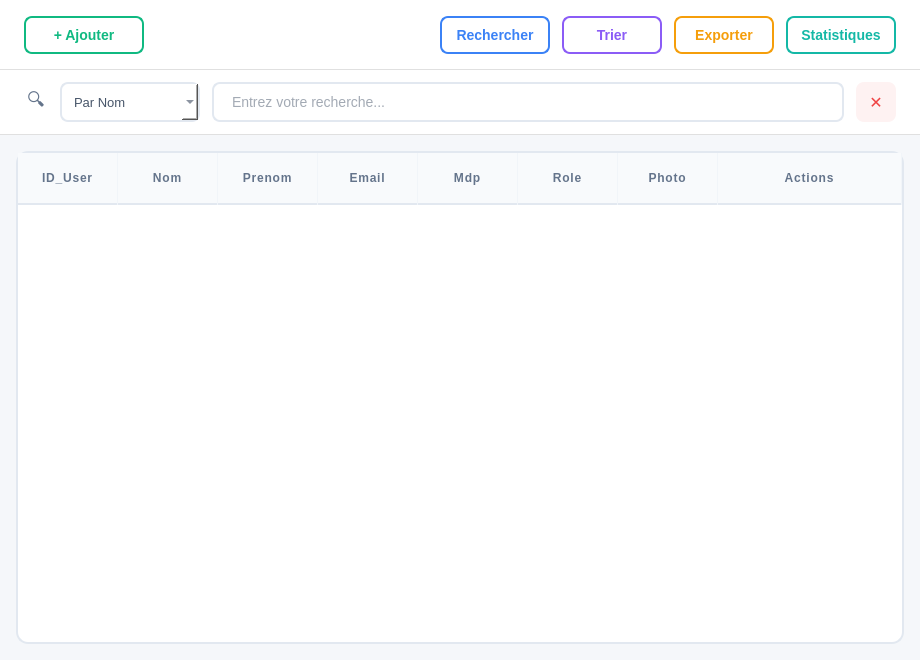
Qt form users.ui (Mohamedrayenouerghui/Smart_Reaseach_Publication_Management) before a commit.
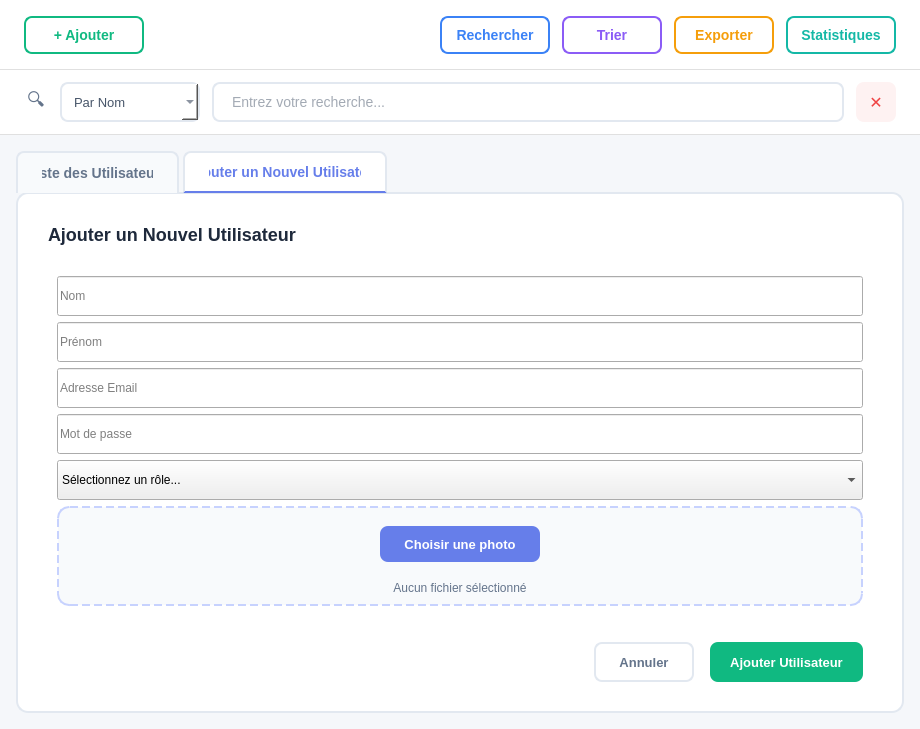
The same form after that commit. The open tabs and pages were chosen to show the change.

Commit message: Add database connection and user management features

Patch:
```diff
--- a/users.ui
+++ b/users.ui
@@ -7,7 +7,7 @@
     <x>0</x>
     <y>0</y>
     <width>920</width>
-    <height>660</height>
+    <height>729</height>
    </rect>
   </property>
   <property name="windowTitle">
@@ -495,9 +495,7 @@
    <item>
     <widget class="QWidget" name="contentArea" native="true">
      <property name="styleSheet">
-      <string notr="true">QWidget#contentArea {
-    background-color: #F5F7FA;
-}</string>
+      <string notr="true">QWidget#contentArea { background-color: #F5F7FA; }</string>
      </property>
      <layout class="QVBoxLayout" name="contentLayout">
       <property name="spacing">
@@ -516,97 +514,395 @@
        <number>16</number>
       </property>
       <item>
-       <widget class="QTableWidget" name="usersTable">
+       <widget class="QTabWidget" name="usersTabWidget">
         <property name="styleSheet">
-         <string notr="true">QTableWidget {
-    background-color: #FFFFFF;
-    border: 1.5px solid #E2E8F0;
-    border-radius: 12px;
-    gridline-color: #F1F5F9;
-    font-family: 'Segoe UI', 'Roboto', sans-serif;
-}
-QTableWidget::item {
-    padding: 14px;
-    border-bottom: 1px solid #F1F5F9;
-    color: #475569;
-    font-size: 13px;
-}
-QTableWidget::item:selected {
-    background-color: #F1F5F9;
-    color: #1E293B;
-}
-QHeaderView::section {
-    background-color: #F8FAFC;
-    color: #64748B;
-    padding: 16px;
-    border: none;
-    border-bottom: 2px solid #E2E8F0;
-    border-right: 1px solid #F1F5F9;
-    font-weight: 600;
-    font-size: 12px;
-    text-transform: uppercase;
-    font-family: 'Segoe UI', 'Roboto', sans-serif;
-    letter-spacing: 0.8px;
-}</string>
+         <string notr="true">QTabWidget::pane { border: 1.5px solid #E2E8F0; border-radius: 12px; background-color: #FFFFFF; top: -1px; }
+   QTabBar::tab { background-color: #F8FAFC; color: #64748B; padding: 12px 24px; border: 1.5px solid #E2E8F0; border-bottom: none; border-top-left-radius: 8px; border-top-right-radius: 8px; font-family: 'Segoe UI', sans-serif; font-size: 14px; font-weight: 600; margin-right: 4px; }
+   QTabBar::tab:selected { background-color: #FFFFFF; color: #667eea; border-bottom: 2px solid #667eea; }
+   QTabBar::tab:hover:!selected { background-color: #EEF2FF; color: #667eea; }</string>
         </property>
-        <property name="editTriggers">
-         <set>QAbstractItemView::EditTrigger::NoEditTriggers</set>
+        <property name="currentIndex">
+         <number>0</number>
         </property>
-        <property name="alternatingRowColors">
-         <bool>true</bool>
-        </property>
-        <property name="selectionMode">
-         <enum>QAbstractItemView::SelectionMode::SingleSelection</enum>
-        </property>
-        <property name="selectionBehavior">
-         <enum>QAbstractItemView::SelectionBehavior::SelectRows</enum>
-        </property>
-        <attribute name="horizontalHeaderStretchLastSection">
-         <bool>true</bool>
-        </attribute>
-        <attribute name="verticalHeaderVisible">
-         <bool>false</bool>
-        </attribute>
-        <column>
-         <property name="text">
-          <string>ID_User</string>
-         </property>
-        </column>
-        <column>
-         <property name="text">
-          <string>Nom</string>
-         </property>
-        </column>
-        <column>
-         <property name="text">
-          <string>Prenom</string>
-         </property>
-        </column>
-        <column>
-         <property name="text">
-          <string>Email</string>
-         </property>
-        </column>
-        <column>
-         <property name="text">
-          <string>Mdp</string>
-         </property>
-        </column>
-        <column>
-         <property name="text">
-          <string>Role</string>
-         </property>
-        </column>
-        <column>
-         <property name="text">
-          <string>Photo</string>
-         </property>
-        </column>
-        <column>
-         <property name="text">
-          <string>Actions</string>
-         </property>
-        </column>
+        <widget class="QWidget" name="listTab">
+         <attribute name="title">
+          <string>Liste des Utilisateurs</string>
+         </attribute>
+         <layout class="QVBoxLayout" name="listTabLayout">
+          <item>
+           <widget class="QTableWidget" name="usersTable">
+            <property name="styleSheet">
+             <string notr="true">QTableWidget { background-color: #FFFFFF; border: none; gridline-color: #F1F5F9; font-family: 'Segoe UI', sans-serif; }
+   QHeaderView::section { background-color: #F8FAFC; color: #64748B; padding: 16px; border: none; border-bottom: 2px solid #E2E8F0; font-weight: 600; font-size: 12px; }</string>
+            </property>
+            <attribute name="verticalHeaderVisible">
+             <bool>false</bool>
+            </attribute>
+            <column>
+             <property name="text">
+              <string>ID_User</string>
+             </property>
+            </column>
+            <column>
+             <property name="text">
+              <string>Nom</string>
+             </property>
+            </column>
+            <column>
+             <property name="text">
+              <string>Prenom</string>
+             </property>
+            </column>
+            <column>
+             <property name="text">
+              <string>Email</string>
+             </property>
+            </column>
+            <column>
+             <property name="text">
+              <string>Mdp</string>
+             </property>
+            </column>
+            <column>
+             <property name="text">
+              <string>Role</string>
+             </property>
+            </column>
+            <column>
+             <property name="text">
+              <string>Photo</string>
+             </property>
+            </column>
+            <column>
+             <property name="text">
+              <string>Actions</string>
+             </property>
+            </column>
+           </widget>
+          </item>
+         </layout>
+        </widget>
+        <widget class="QWidget" name="addTab">
+         <attribute name="title">
+          <string>Ajouter un Nouvel Utilisateur</string>
+         </attribute>
+         <layout class="QVBoxLayout" name="addTabLayout">
+          <property name="spacing">
+           <number>12</number>
+          </property>
+          <property name="leftMargin">
+           <number>30</number>
+          </property>
+          <property name="topMargin">
+           <number>20</number>
+          </property>
+          <property name="rightMargin">
+           <number>30</number>
+          </property>
+          <property name="bottomMargin">
+           <number>20</number>
+          </property>
+          <item>
+           <widget class="QLabel" name="formTitleLabelUser">
+            <property name="styleSheet">
+             <string notr="true">font-size: 18px; font-weight: 600; color: #1E293B;</string>
+            </property>
+            <property name="text">
+             <string>Ajouter un Nouvel Utilisateur</string>
+            </property>
+           </widget>
+          </item>
+          <item>
+           <widget class="QWidget" name="formWidgetUser" native="true">
+            <layout class="QVBoxLayout" name="formLayoutUser">
+             <item>
+              <widget class="QLineEdit" name="nomInput">
+               <property name="minimumSize">
+                <size>
+                 <width>0</width>
+                 <height>40</height>
+                </size>
+               </property>
+               <property name="placeholderText">
+                <string>Nom</string>
+               </property>
+              </widget>
+             </item>
+             <item>
+              <widget class="QLineEdit" name="prenomInput">
+               <property name="minimumSize">
+                <size>
+                 <width>0</width>
+                 <height>40</height>
+                </size>
+               </property>
+               <property name="placeholderText">
+                <string>Prénom</string>
+               </property>
+              </widget>
+             </item>
+             <item>
+              <widget class="QLineEdit" name="emailInput">
+               <property name="minimumSize">
+                <size>
+                 <width>0</width>
+                 <height>40</height>
+                </size>
+               </property>
+               <property name="placeholderText">
+                <string>Adresse Email</string>
+               </property>
+              </widget>
+             </item>
+             <item>
+              <widget class="QLineEdit" name="mdpInput">
+               <property name="minimumSize">
+                <size>
+                 <width>0</width>
+                 <height>40</height>
+                </size>
+               </property>
+               <property name="echoMode">
+                <enum>QLineEdit::EchoMode::Password</enum>
+               </property>
+               <property name="placeholderText">
+                <string>Mot de passe</string>
+               </property>
+              </widget>
+             </item>
+             <item>
+              <widget class="QComboBox" name="roleCombo">
+               <property name="minimumSize">
+                <size>
+                 <width>0</width>
+                 <height>40</height>
+                </size>
+               </property>
+               <item>
+                <property name="text">
+                 <string>Sélectionnez un rôle...</string>
+                </property>
+               </item>
+               <item>
+                <property name="text">
+                 <string>Admin</string>
+                </property>
+               </item>
+               <item>
+                <property name="text">
+                 <string>Publicateur</string>
+                </property>
+               </item>
+               <item>
+                <property name="text">
+                 <string>Chercheur</string>
+                </property>
+               </item>
+              </widget>
+             </item>
+             <item>
+              <widget class="QWidget" name="photoUploadWidget" native="true">
+               <property name="minimumSize">
+                <size>
+                 <width>0</width>
+                 <height>120</height>
+                </size>
+               </property>
+               <property name="styleSheet">
+                <string notr="true">QWidget#photoUploadWidget {
+                 border: 2px dashed #C7D2FE;
+                 border-radius: 12px;
+                 background-color: #F8FAFC;
+                 /* C'est cette ligne qui empêche le chevauchement */
+                 margin-bottom: 20px;
+             }</string>
+               </property>
+               <layout class="QVBoxLayout" name="photoUploadLayout">
+                <property name="spacing">
+                 <number>8</number>
+                </property>
+                <property name="leftMargin">
+                 <number>20</number>
+                </property>
+                <property name="topMargin">
+                 <number>20</number>
+                </property>
+                <property name="rightMargin">
+                 <number>20</number>
+                </property>
+                <property name="bottomMargin">
+                 <number>20</number>
+                </property>
+                <item alignment="Qt::AlignmentFlag::AlignHCenter">
+                 <widget class="QPushButton" name="uploadPhotoButton">
+                  <property name="minimumSize">
+                   <size>
+                    <width>160</width>
+                    <height>36</height>
+                   </size>
+                  </property>
+                  <property name="maximumSize">
+                   <size>
+                    <width>160</width>
+                    <height>36</height>
+                   </size>
+                  </property>
+                  <property name="cursor">
+                   <cursorShape>PointingHandCursor</cursorShape>
+                  </property>
+                  <property name="styleSheet">
+                   <string notr="true">QPushButton {
+                 background-color: #667eea;
+                 color: white;
+                 border: none;
+                 border-radius: 8px;
+                 font-family: 'Segoe UI', sans-serif;
+                 font-size: 13px;
+                 font-weight: 600;
+                 padding: 8px 16px;
+             }
+             QPushButton:hover {
+                 background-color: #5568d3;
+             }
+             QPushButton:pressed {
+                 background-color: #4c51bf;
+             }</string>
+                  </property>
+                  <property name="text">
+                   <string>Choisir une photo</string>
+                  </property>
+                 </widget>
+                </item>
+                <item>
+                 <widget class="QLabel" name="photoFileNameLabel">
+                  <property name="styleSheet">
+                   <string notr="true">font-size: 12px;
+             color: #64748B; background: transparent;</string>
+                  </property>
+                  <property name="text">
+                   <string>Aucun fichier sélectionné</string>
+                  </property>
+                  <property name="alignment">
+                   <set>Qt::AlignmentFlag::AlignCenter</set>
+                  </property>
+                 </widget>
+                </item>
+               </layout>
+              </widget>
+             </item>
+             <item>
+              <widget class="QWidget" name="buttonWidgetUser" native="true">
+               <property name="styleSheet">
+                <string notr="true">QWidget#buttonWidgetUser {
+                 background-color: transparent;
+             }</string>
+               </property>
+               <layout class="QHBoxLayout" name="buttonLayoutUser">
+                <property name="spacing">
+                 <number>16</number>
+                </property>
+                <property name="leftMargin">
+                 <number>0</number>
+                </property>
+                <property name="topMargin">
+                 <number>10</number>
+                </property>
+                <property name="rightMargin">
+                 <number>0</number>
+                </property>
+                <property name="bottomMargin">
+                 <number>0</number>
+                </property>
+                <item>
+                 <spacer name="spacer">
+                  <property name="orientation">
+                   <enum>Qt::Orientation::Horizontal</enum>
+                  </property>
+                  <property name="sizeHint" stdset="0">
+                   <size>
+                    <width>40</width>
+                    <height>20</height>
+                   </size>
+                  </property>
+                 </spacer>
+                </item>
+                <item>
+                 <widget class="QPushButton" name="cancelButtonUser">
+                  <property name="minimumSize">
+                   <size>
+                    <width>100</width>
+                    <height>40</height>
+                   </size>
+                  </property>
+                  <property name="cursor">
+                   <cursorShape>PointingHandCursor</cursorShape>
+                  </property>
+                  <property name="styleSheet">
+                   <string notr="true">QPushButton {
+                 background-color: transparent;
+                 color: #64748B;
+                 border: 2px solid #E2E8F0;
+                 border-radius: 8px;
+                 font-family: 'Segoe UI', sans-serif;
+                 font-size: 13px;
+                 font-weight: 600;
+                 padding: 8px 20px;
+             }
+             QPushButton:hover {
+                 background-color: #F8FAFC;
+                 border-color: #CBD5E1;
+             }
+             QPushButton:pressed {
+                 background-color: #F1F5F9;
+             }</string>
+                  </property>
+                  <property name="text">
+                   <string>Annuler</string>
+                  </property>
+                 </widget>
+                </item>
+                <item>
+                 <widget class="QPushButton" name="submitButtonUser">
+                  <property name="minimumSize">
+                   <size>
+                    <width>140</width>
+                    <height>40</height>
+                   </size>
+                  </property>
+                  <property name="cursor">
+                   <cursorShape>PointingHandCursor</cursorShape>
+                  </property>
+                  <property name="styleSheet">
+                   <string notr="true">QPushButton {
+                 background-color: #10B981;
+                 color: white;
+                 border: none;
+                 border-radius: 8px;
+                 font-family: 'Segoe UI', sans-serif;
+                 font-size: 13px;
+                 font-weight: 600;
+                 padding: 8px 20px;
+             }
+             QPushButton:hover {
+                 background-color: #059669;
+             }
+             QPushButton:pressed {
+                 background-color: #047857;
+             }</string>
+                  </property>
+                  <property name="text">
+                   <string>Ajouter Utilisateur</string>
+                  </property>
+                 </widget>
+                </item>
+               </layout>
+              </widget>
+             </item>
+            </layout>
+           </widget>
+          </item>
+         </layout>
+        </widget>
        </widget>
       </item>
      </layout>
```
The commit also changes 1198 other files.
